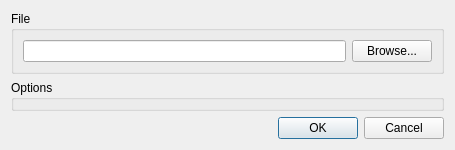
Qt form app/ui/importexportdialog.ui (pencil2d/pencil) before a commit.
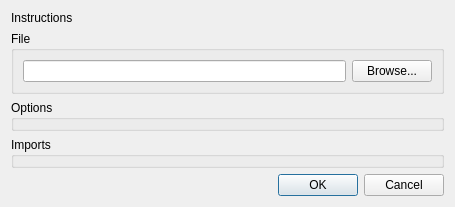
The same form after that commit.

Commit message:
Improve numbered image import
This adds a preview window to make sure the user knows which images will be imported.
Additionally it also improves error messages in case the user tries to import an image with wrong criteria.

```diff
--- a/app/ui/importexportdialog.ui
+++ b/app/ui/importexportdialog.ui
@@ -10,7 +10,7 @@
     <x>0</x>
     <y>0</y>
     <width>455</width>
-    <height>146</height>
+    <height>156</height>
    </rect>
   </property>
   <property name="sizePolicy">
@@ -23,6 +23,13 @@
    <bool>true</bool>
   </property>
   <layout class="QVBoxLayout" name="verticalLayout">
+   <item>
+    <widget class="QLabel" name="instructionsLabel">
+     <property name="text">
+      <string>Instructions</string>
+     </property>
+    </widget>
+   </item>
    <item>
     <widget class="QGroupBox" name="fileGroupBox">
      <property name="enabled">
@@ -59,6 +66,13 @@
      </property>
     </widget>
    </item>
+   <item>
+    <widget class="QGroupBox" name="previewGroupBox">
+     <property name="title">
+      <string>Imports</string>
+     </property>
+    </widget>
+   </item>
    <item>
     <widget class="QDialogButtonBox" name="buttonBox">
      <property name="orientation">
```
The commit also changes 14 other files.
